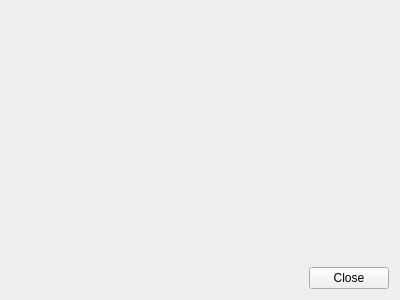
open-eid/qesteidutil, file common/ui/AboutWidget.ui: the form before one commit.
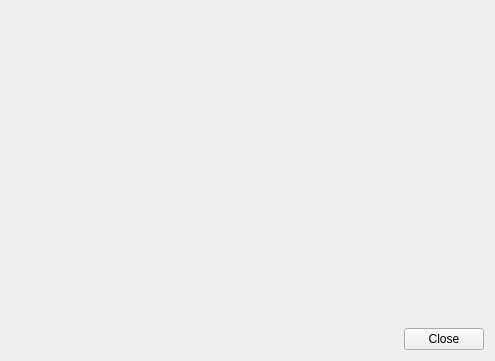
The form after the commit. Icons and pictures are not drawn.

Commit message:
set temporary text for now
Ticket: #2972

What changed in the file:
```diff
--- a/common/ui/AboutWidget.ui
+++ b/common/ui/AboutWidget.ui
@@ -9,8 +9,8 @@
    <rect>
     <x>0</x>
     <y>0</y>
-    <width>400</width>
-    <height>300</height>
+    <width>495</width>
+    <height>361</height>
    </rect>
   </property>
   <property name="windowTitle">
```
Left out of the diff: 3 changed lines with no effect on the pictures. The commit also changes 2 other files.
